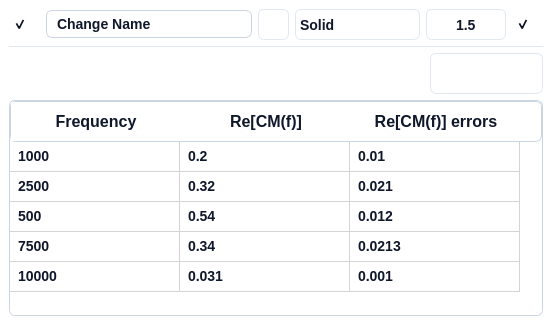
First picture: the form in ui/scatter_widget.ui, repository IoanTivig/OpenDEP_View, before the edit.
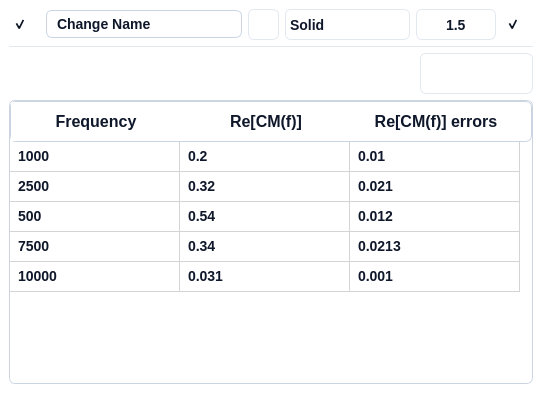
Second picture: the form after the edit. Icons and pictures are not drawn.

Diff of the .ui file:
```diff
--- a/ui/scatter_widget.ui
+++ b/ui/scatter_widget.ui
@@ -6,8 +6,8 @@
    <rect>
     <x>0</x>
     <y>0</y>
-    <width>552</width>
-    <height>325</height>
+    <width>542</width>
+    <height>393</height>
    </rect>
   </property>
   <property name="windowTitle">
@@ -50,7 +50,7 @@
      <property name="frameShadow">
       <enum>QFrame::Raised</enum>
      </property>
-     <layout class="QVBoxLayout" name="verticalLayout_2" stretch="0,0,1">
+     <layout class="QVBoxLayout" name="verticalLayout_2" stretch="0,1">
       <item>
        <widget class="QFrame" name="pyqt5_frame_curve_details">
         <property name="layoutDirection">
@@ -518,7 +518,7 @@
         <property name="styleSheet">
          <string notr="true">border: none;</string>
         </property>
-        <layout class="QVBoxLayout" name="pyqt5_group_parameters">
+        <layout class="QVBoxLayout" name="pyqt5_group_parameters" stretch="0,0,1">
          <property name="leftMargin">
           <number>0</number>
          </property>
@@ -838,9 +838,6 @@
            </item>
           </layout>
          </item>
-        </layout>
-       </widget>
-      </item>
       <item>
        <widget class="QFrame" name="verticalFrame">
         <property name="styleSheet">
@@ -984,6 +981,9 @@
            <attribute name="verticalHeaderCascadingSectionResizes">
             <bool>false</bool>
            </attribute>
+              <attribute name="verticalHeaderStretchLastSection">
+               <bool>false</bool>
+              </attribute>
            <row>
             <property name="text">
              <string>New Row</string>
@@ -1099,6 +1099,9 @@
              <string>0.001</string>
             </property>
            </item>
+             </widget>
+            </item>
+           </layout>
           </widget>
          </item>
         </layout>
```
Left out of the diff: 2 changed lines with no effect on the pictures. Lines whose indentation alone changed are shown as unchanged.
